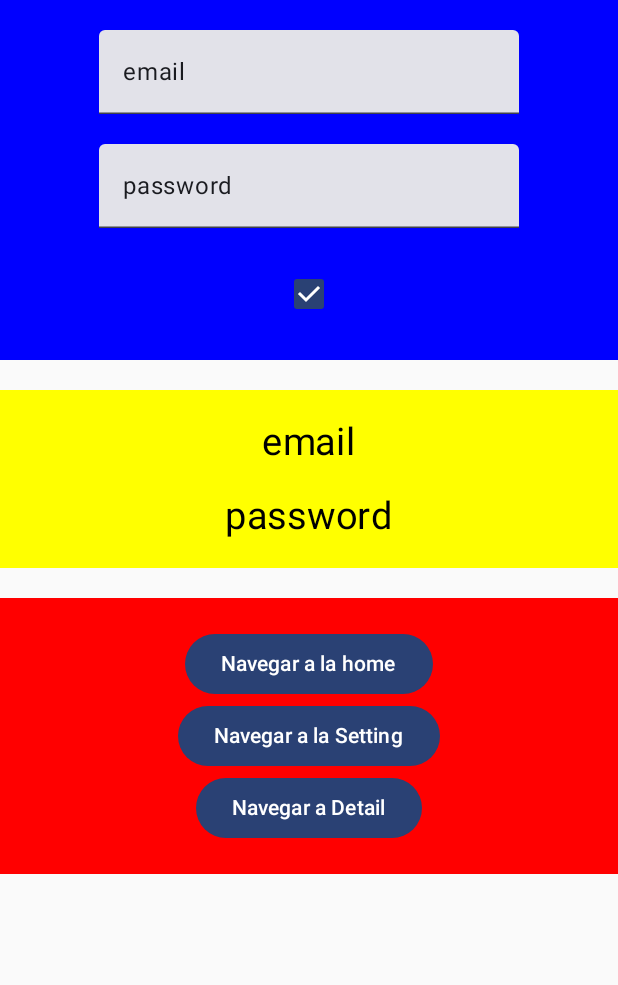
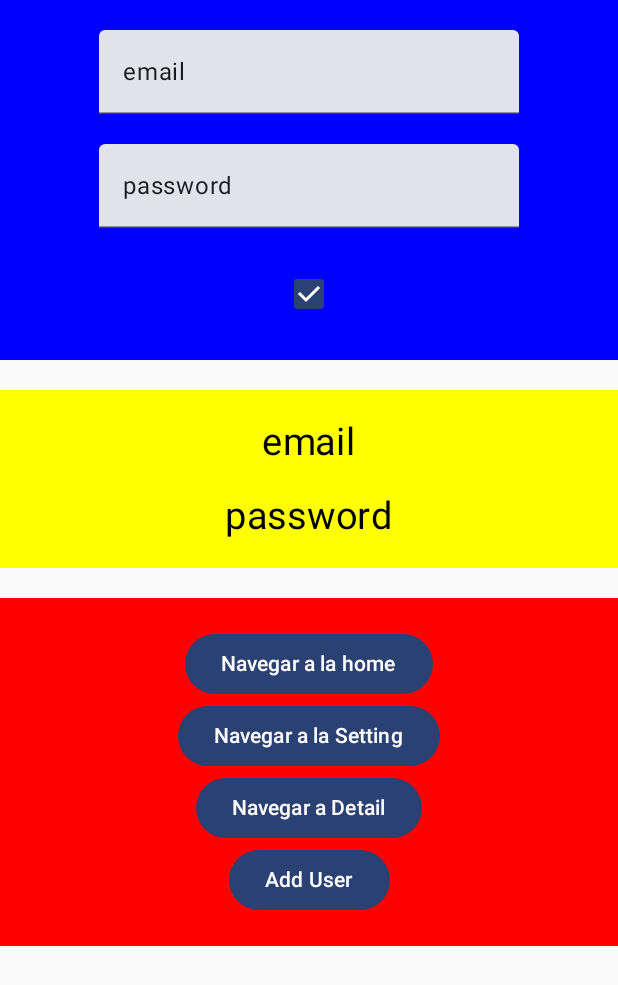
Before and after one commit to jorgez300/AndroidCMPCDemo, an Android app built with Jetpack Compose: the screen it shows after launch (MainActivity), on a phone screen of 412 x 824 dp. Shown: the top 985 px of the screen. Run offline under Robolectric (Android 15) with nearby library versions, the phone set to English and light mode, and no system bars.

Commit message:
interfaz addUser

```diff
--- a/app/src/main/java/com/demo/demobaseandroid2/core/navigation/NavigationHelper.kt
+++ b/app/src/main/java/com/demo/demobaseandroid2/core/navigation/NavigationHelper.kt
@@ -5,6 +5,7 @@ import androidx.navigation.NavHostController
 import androidx.navigation.compose.NavHost
 import androidx.navigation.compose.composable
 import androidx.navigation.compose.rememberNavController
+import com.demo.demobaseandroid2.screens.adduser.AddUserScreen
 import com.demo.demobaseandroid2.screens.detail.DetailScreen
 import com.demo.demobaseandroid2.screens.detail.DetailViewModel
 import com.demo.demobaseandroid2.screens.home.HomeScreen
@@ -40,6 +41,12 @@ fun NavigationHelper() {
         composable<Setting> {
             SettingScreen { screen -> navigateTo(screen, navController) }
         }
+
+        composable<AddUser> {
+
+            AddUserScreen()
+
+        }
     }
 
 }
--- a/app/src/main/java/com/demo/demobaseandroid2/core/navigation/Screens.kt
+++ b/app/src/main/java/com/demo/demobaseandroid2/core/navigation/Screens.kt
@@ -17,3 +17,6 @@ object Login
 
 @Serializable
 object Detail
+
+@Serializable
+object AddUser
--- a/app/src/main/java/com/demo/demobaseandroid2/screens/login/LoginScreen.kt
+++ b/app/src/main/java/com/demo/demobaseandroid2/screens/login/LoginScreen.kt
@@ -23,9 +23,11 @@ import androidx.compose.ui.tooling.preview.Preview
 import androidx.compose.ui.unit.dp
 import androidx.compose.ui.unit.sp
 import androidx.lifecycle.compose.collectAsStateWithLifecycle
+import com.demo.demobaseandroid2.core.navigation.AddUser
 import com.demo.demobaseandroid2.core.navigation.Detail
 import com.demo.demobaseandroid2.core.navigation.Home
 import com.demo.demobaseandroid2.core.navigation.Setting
+import com.demo.demobaseandroid2.screens.adduser.AddUserScreen
 
 
 @Composable
@@ -69,8 +71,7 @@ fun Etiquetas(navigateTo: (Any) -> Unit, viewModel: LoginViewModel) {
             modifier = Modifier
                 .fillMaxWidth()
                 .background(color = if (uiState.vip) Color.Yellow else Color.Green)
-                .padding(20.dp)
-            , horizontalAlignment = Alignment.CenterHorizontally
+                .padding(20.dp), horizontalAlignment = Alignment.CenterHorizontally
         ) {
             Text(text = uiState.email.toString(), fontSize = 25.sp)
             Spacer(modifier = Modifier.height(20.dp))
@@ -87,8 +88,7 @@ fun Botones(navigateTo: (Any) -> Unit, viewModel: LoginViewModel) {
             modifier = Modifier
                 .fillMaxWidth()
                 .background(color = Color.Red)
-                .padding(20.dp)
-            , horizontalAlignment = Alignment.CenterHorizontally
+                .padding(20.dp), horizontalAlignment = Alignment.CenterHorizontally
         ) {
             Button(onClick = { navigateTo(Home) }) {
                 Text(text = "Navegar a la home")
@@ -100,6 +100,9 @@ fun Botones(navigateTo: (Any) -> Unit, viewModel: LoginViewModel) {
 
             Button(onClick = { navigateTo(Detail) }) {
                 Text(text = "Navegar a Detail")
+            }
+            Button(onClick = { navigateTo(AddUser) }) {
+                Text(text = "Add User")
             }
 
         }
```
Also changed, not shown: app/src/main/java/com/demo/demobaseandroid2/screens/adduser/AddUserScreen.kt (added, +74 -0 lines).
